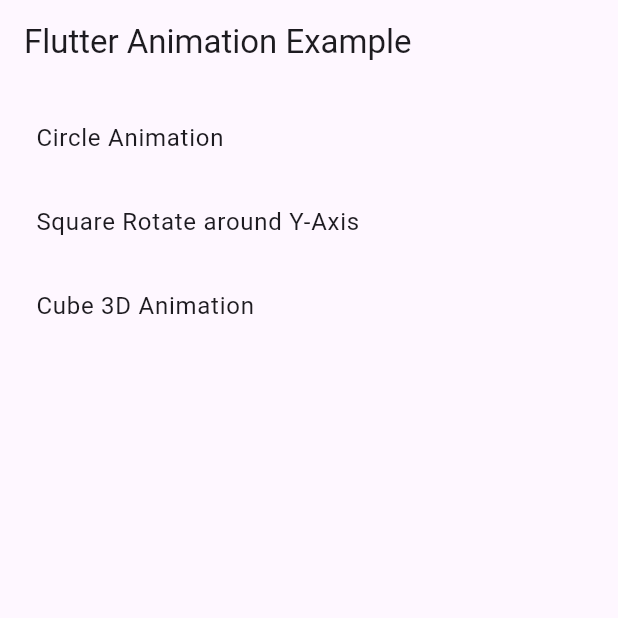
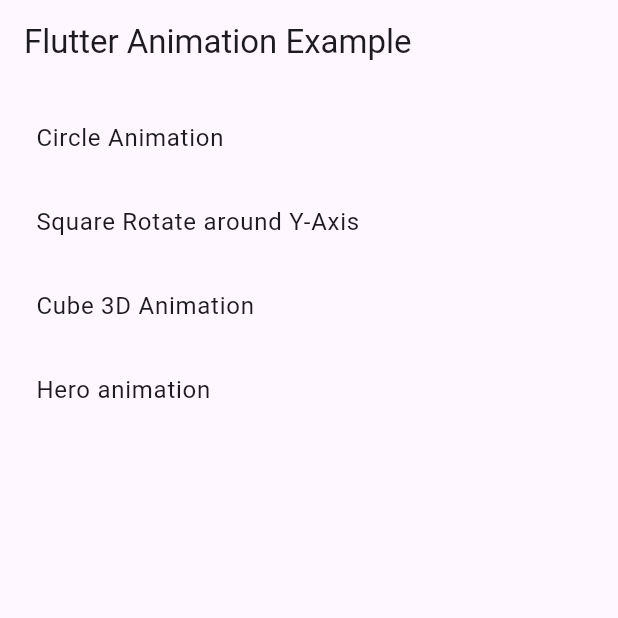
Before and after one commit to Ninja260/flutter_animation_testing, a Flutter app: the screen it shows after launch, on a phone screen of 412 x 824 dp, the top half of it. Run offline on Flutter 3.47's test engine with Material 3 defaults, Android fonts, the phone set to English and light mode, and no system bars.

Commit message:
Added Hero animation with custom fligth transition

```diff
--- a/lib/main.dart
+++ b/lib/main.dart
@@ -1,5 +1,6 @@
 import 'package:animation/circle_animation_page.dart';
 import 'package:animation/cube_3d_animation_page.dart';
+import 'package:animation/hero_animation_page.dart';
 import 'package:animation/my_home_page.dart';
 import 'package:animation/square_rotate_around_y_axis.dart';
 import 'package:flutter/material.dart';
@@ -49,6 +50,9 @@ class MyApp extends StatelessWidget {
         Cube3DAnimationPage.route: (context) => const BackableWidget(
               child: Cube3DAnimationPage(),
             ),
+        HeroAnimationPage.route: (context) => const BackableWidget(
+              child: HeroAnimationPage(),
+            ),
       },
     );
   }
--- a/lib/my_home_page.dart
+++ b/lib/my_home_page.dart
@@ -1,5 +1,6 @@
 import 'package:animation/circle_animation_page.dart';
 import 'package:animation/cube_3d_animation_page.dart';
+import 'package:animation/hero_animation_page.dart';
 import 'package:animation/square_rotate_around_y_axis.dart';
 import 'package:flutter/material.dart';
 
@@ -15,6 +16,25 @@ class MyHomePage extends StatelessWidget {
 
   @override
   Widget build(BuildContext context) {
+    List<Page> pageList = const <Page>[
+      Page(
+        title: 'Circle Animation',
+        route: CircleAnimationPage.route,
+      ),
+      Page(
+        title: 'Square Rotate around Y-Axis',
+        route: SquareRotateAroundYAxis.route,
+      ),
+      Page(
+        title: 'Cube 3D Animation',
+        route: Cube3DAnimationPage.route,
+      ),
+      Page(
+        title: 'Hero animation',
+        route: HeroAnimationPage.route,
+      ),
+    ];
+
     return SafeArea(
       child: Scaffold(
         appBar: AppBar(
@@ -29,32 +49,15 @@ class MyHomePage extends StatelessWidget {
               Expanded(
                 child: ListView(
                   children: [
+                    for (final page in pageList)
                       ListTile(
-                      title: const Text(
-                        'Circle Animation',
+                        title: Text(
+                          page.title,
                         ),
                         onTap: () {
                           Navigator.pushNamed(
                             context,
-                          CircleAnimationPage.route,
-                        );
-                      },
-                    ),
-                    ListTile(
-                      title: const Text('Square Rotate around Y-Axis'),
-                      onTap: () {
-                        Navigator.pushNamed(
-                          context,
-                          SquareRotateAroundYAxis.route,
-                        );
-                      },
-                    ),
-                    ListTile(
-                      title: const Text('Cube 3D Animation'),
-                      onTap: () {
-                        Navigator.pushNamed(
-                          context,
-                          Cube3DAnimationPage.route,
+                            page.route,
                           );
                         },
                       ),
@@ -68,3 +71,14 @@ class MyHomePage extends StatelessWidget {
     );
   }
 }
+
+@immutable
+class Page {
+  const Page({
+    required this.title,
+    required this.route,
+  });
+
+  final String title;
+  final String route;
+}
```
Also changed, not shown: lib/hero_animation_page.dart (added, +184 -0 lines), 1 other file. Lines whose indentation alone changed are shown as unchanged.
